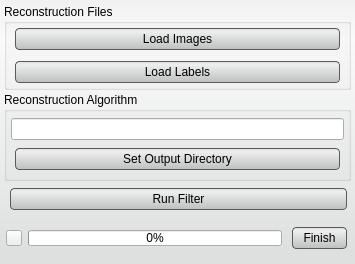
First picture: the form in src/Interface/ToolInterface/ReconstructionToolInterface.ui, repository rblake/seg3d2, before the edit.
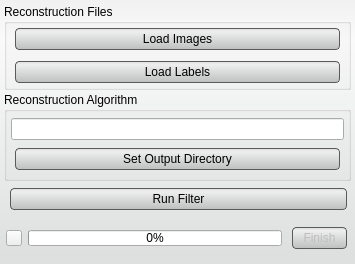
Second picture: the form after the edit. Icons and pictures are not drawn. Custom widgets are drawn as their Qt base class.

Commit message: Hide algorithm finish button for now. Hook up correct file importer.

Patch:
```diff
--- a/src/Interface/ToolInterface/ReconstructionToolInterface.ui
+++ b/src/Interface/ToolInterface/ReconstructionToolInterface.ui
@@ -319,6 +319,9 @@
       </item>
       <item>
        <widget class="QPushButton" name="stop_button_">
+        <property name="enabled">
+         <bool>false</bool>
+        </property>
         <property name="sizePolicy">
          <sizepolicy hsizetype="Minimum" vsizetype="Fixed">
           <horstretch>0</horstretch>
```
The commit also changes 2 other files.
